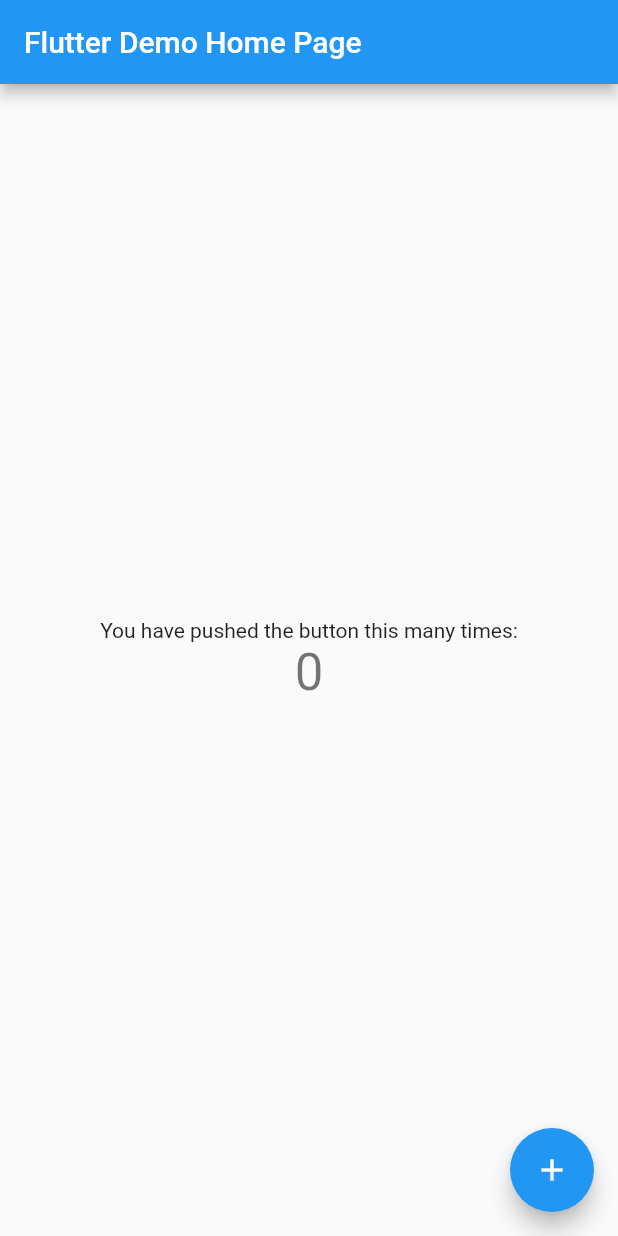
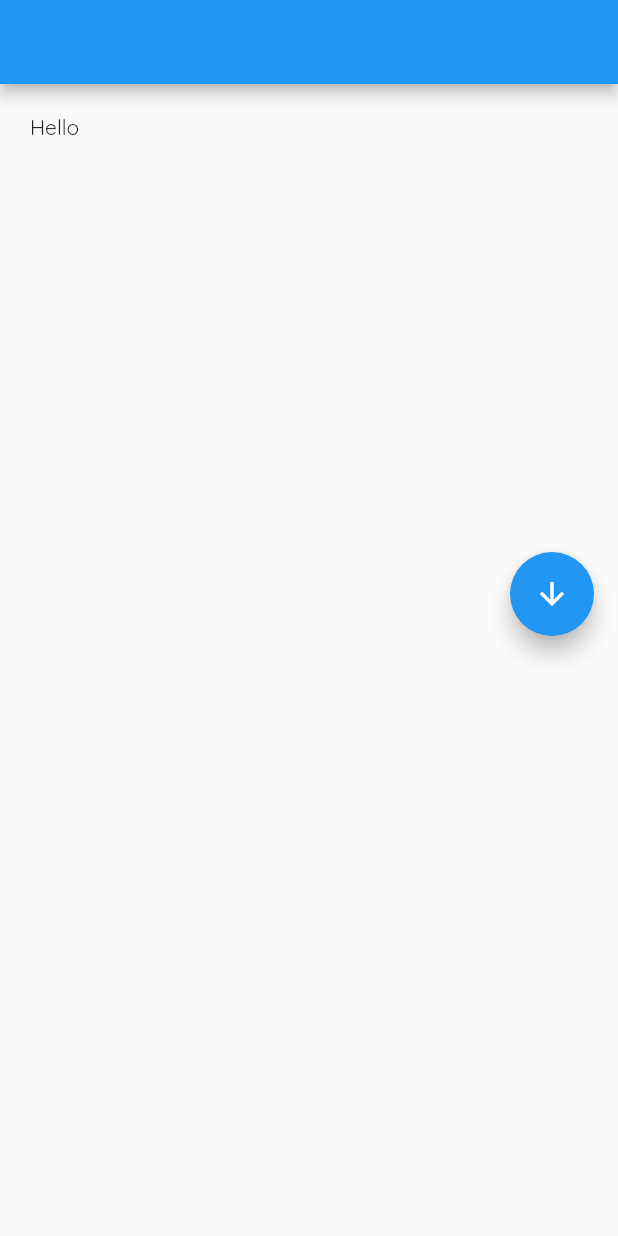
Before and after one commit to masterashu/Flutter-Floating-Action-Buttons, a Flutter app: the screen it shows after launch, on a phone screen of 412 x 824 dp. Run offline on Flutter 3.47's test engine with Material 2 defaults, Android fonts, the phone set to English and light mode, and no system bars.

Commit message:
adding button move animation.

```diff
--- a/lib/main.dart
+++ b/lib/main.dart
@@ -9,15 +9,7 @@ class MyApp extends StatelessWidget {
     return MaterialApp(
       title: 'Flutter Demo',
       theme: ThemeData(
-        // This is the theme of your application.
-        //
-        // Try running your application with "flutter run". You'll see the
-        // application has a blue toolbar. Then, without quitting the app, try
-        // changing the primarySwatch below to Colors.green and then invoke
-        // "hot reload" (press "r" in the console where you ran "flutter run",
-        // or simply save your changes to "hot reload" in a Flutter IDE).
-        // Notice that the counter didn't reset back to zero; the application
-        // is not restarted.
+        fontFamily: 'Quicksand',
         primarySwatch: Colors.blue,
       ),
       home: MyHomePage(title: 'Flutter Demo Home Page'),
@@ -27,16 +19,6 @@ class MyApp extends StatelessWidget {
 
 class MyHomePage extends StatefulWidget {
   MyHomePage({Key key, this.title}) : super(key: key);
-
-  // This widget is the home page of your application. It is stateful, meaning
-  // that it has a State object (defined below) that contains fields that affect
-  // how it looks.
-
-  // This class is the configuration for the state. It holds the values (in this
-  // case the title) provided by the parent (in this case the App widget) and
-  // used by the build method of the State. Fields in a Widget subclass are
-  // always marked "final".
-
   final String title;
 
   @override
@@ -44,68 +26,106 @@ class MyHomePage extends StatefulWidget {
 }
 
 class _MyHomePageState extends State<MyHomePage> {
-  int _counter = 0;
+  Widget build(BuildContext context) {
+    return Scaffold(
+      // Heading Bar of the APp
+      appBar: AppBar(),
 
-  void _incrementCounter() {
+      // Body of the App
+      body: Container(
+        child: Padding(
+          padding: EdgeInsets.fromLTRB(20, 20, 20, 20),
+          child: Text("Hello"),
+        ),
+      ),
+      // Floating Button
+      floatingActionButton: MovingButtons(),
+    );
+  }
+}
+
+class MovingButtons extends StatefulWidget {
+  MovingButtons({Key key}) : super(key: key);
+
+  @override
+  MovingButtonsState createState() => MovingButtonsState();
+}
+
+class MovingButtonsState extends State<MovingButtons> {
+  bool x = false;
+
+  Widget build(BuildContext context) {
+    return AnimatedAlign(
+      duration: Duration(seconds: 1),
+      alignment: (x) ? Alignment.bottomRight : Alignment.centerRight,
+      child: FloatingActionButton(
+        onPressed: (x) ? _switchUp : _switchDown,
+        heroTag: 'goto_back',
+        child: (x) ? Icon(Icons.arrow_upward) : Icon(Icons.arrow_downward),
+      ),
+    );
+  }
+
+  void _switchUp() {
     setState(() {
-      // This call to setState tells the Flutter framework that something has
-      // changed in this State, which causes it to rerun the build method below
-      // so that the display can reflect the updated values. If we changed
-      // _counter without calling setState(), then the build method would not be
-      // called again, and so nothing would appear to happen.
-      _counter++;
+      x = false;
     });
   }
 
-  @override
+  void _switchDown() {
+    setState(() {
+      x = true;
+    });
+  }
+}
+
+class _MovingButtonsState extends State<MovingButtons> {
+  // State Values
+  bool x = false;
+
+  // Builder
   Widget build(BuildContext context) {
-    // This method is rerun every time setState is called, for instance as done
-    // by the _incrementCounter method above.
-    //
-    // The Flutter framework has been optimized to make rerunning build methods
-    // fast, so that you can just rebuild anything that needs updating rather
-    // than having to individually change instances of widgets.
-    return Scaffold(
-      appBar: AppBar(
-        // Here we take the value from the MyHomePage object that was created by
-        // the App.build method, and use it to set our appbar title.
-        title: Text(widget.title),
-      ),
-      body: Center(
-        // Center is a layout widget. It takes a single child and positions it
-        // in the middle of the parent.
-        child: Column(
-          // Column is also a layout widget. It takes a list of children and
-          // arranges them vertically. By default, it sizes itself to fit its
-          // children horizontally, and tries to be as tall as its parent.
-          //
-          // Invoke "debug painting" (press "p" in the console, choose the
-          // "Toggle Debug Paint" action from the Flutter Inspector in Android
-          // Studio, or the "Toggle Debug Paint" command in Visual Studio Code)
-          // to see the wireframe for each widget.
-          //
-          // Column has various properties to control how it sizes itself and
-          // how it positions its children. Here we use mainAxisAlignment to
-          // center the children vertically; the main axis here is the vertical
-          // axis because Columns are vertical (the cross axis would be
-          // horizontal).
-          mainAxisAlignment: MainAxisAlignment.center,
-          children: <Widget>[
-            Text(
-              'You have pushed the button this many times:',
+    return Stack(
+      children: <Widget>[
+        Align(
+          alignment: (x) ? Alignment.bottomRight : Alignment.topRight,
+          child: Padding(
+            padding: (x) ? EdgeInsets.fromLTRB(30, 0, 0, 0) : EdgeInsets.fromLTRB(30, 200, 0, 0),
+            child: Transform.translate(
+              offset: Offset(0, 0),
+              child: FloatingActionButton(
+                onPressed: (x) ? null : _switchDown,
+                heroTag: 'goto_back',
+                child: Icon(Icons.arrow_downward),
+              ),
             ),
-            Text(
-              '$_counter',
-              style: Theme.of(context).textTheme.display1,
+          ),
+        ),
+        Align(
+          alignment: (x) ? Alignment.bottomLeft : Alignment.topLeft,
+          child: Padding(
+            padding: (x) ? EdgeInsets.fromLTRB(30, 0, 0, 0) : EdgeInsets.fromLTRB(30, 200, 0, 0),
+            child: FloatingActionButton(
+              onPressed: (x) ? _switchUp : null,
+              heroTag: 'goto_front',
+              child: Icon(Icons.arrow_upward),
             ),
-          ],
+          ),
         ),
-      ),
-      floatingActionButton: FloatingActionButton(
-        onPressed: _incrementCounter,
-        tooltip: 'Increment',
-        child: Icon(Icons.add),
-      ), // This trailing comma makes auto-formatting nicer for build methods.
+      ],
     );
   }
+
+  // Functions
+  void _switchUp() {
+    setState(() {
+      x = false;
+    });
+  }
+
+  void _switchDown() {
+    setState(() {
+      x = true;
+    });
+  }
 }
```
Also changed, not shown: pubspec.yaml (+15 -0 lines), lib/first.dart (added).
